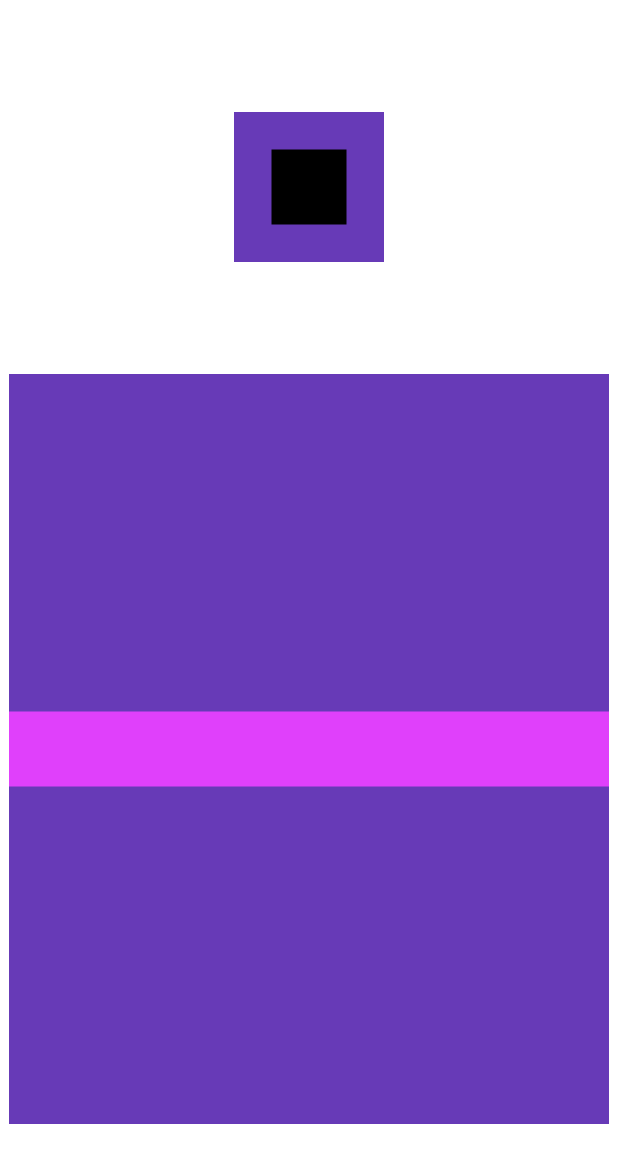
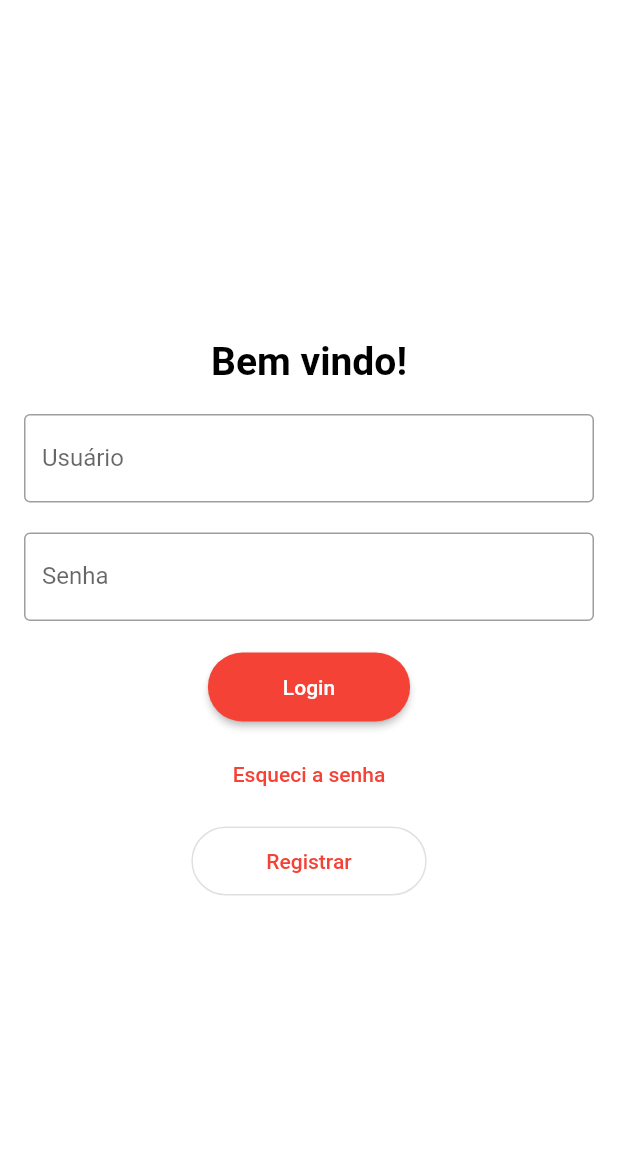
Before and after one commit to juliaelizaps/Food-Truck-manager, a Flutter app: the screen it shows after launch, on a phone screen of 412 x 824 dp. Shown: the top 1163 px of the screen. Run offline on Flutter 3.47's test engine with Material 2 defaults, Android fonts, the phone set to English and light mode, and no system bars.

Commit message:
Creating home and login page

```diff
--- /dev/null
+++ b/lib/loginpage.dart
@@ -0,0 +1,82 @@
+import 'package:flutter/material.dart';
+import 'package:projeto_1/homePage.dart';
+
+class LoginPage extends StatelessWidget {
+  const LoginPage({Key? key}) : super(key: key);
+
+  @override
+  Widget build(BuildContext context) {
+    return Scaffold(
+      backgroundColor: Colors.white,
+      body: Center(
+        child: Padding(
+          padding: const EdgeInsets.all(16.0),
+          child: Column(
+            mainAxisAlignment: MainAxisAlignment.center,
+            children: [
+              const Text(
+                'Bem vindo!',
+                style: TextStyle(
+                  fontSize: 26,
+                  fontWeight: FontWeight.bold,
+                  color: Colors.black,
+                ),
+              ),
+              const SizedBox(height: 20),
+              TextField(
+                decoration: InputDecoration(
+                  border: OutlineInputBorder(),
+                  labelText: 'Usuário',
+                ),
+              ),
+              const SizedBox(height: 20),
+              TextField(
+                obscureText: true,
+                decoration: InputDecoration(
+                  border: OutlineInputBorder(),
+                  labelText: 'Senha',
+                ),
+              ),
+              const SizedBox(height: 20),
+              ElevatedButton(
+                onPressed: () {
+                  Navigator.push(
+                    context,
+                    MaterialPageRoute(builder: (context) => const HomePage()),
+                  );
+                },
+                style: ElevatedButton.styleFrom(
+                  padding: const EdgeInsets.symmetric(horizontal: 50, vertical: 15),
+                  shape: RoundedRectangleBorder(
+                    borderRadius: BorderRadius.circular(30),
+                  ),
+                ),
+                child: const Text('Login'),
+              ),
+              const SizedBox(height: 10),
+              TextButton(
+                onPressed: () {
+                  // Ação do botão de esqueci a senha
+                },
+                child: const Text('Esqueci a senha'),
+              ),
+              const SizedBox(height: 10),
+              OutlinedButton(
+                onPressed: () {
+                  // Ação do botão de registrar
+                },
+                style: OutlinedButton.styleFrom(
+                  padding: const EdgeInsets.symmetric(horizontal: 50, vertical: 15),
+                  shape: RoundedRectangleBorder(
+                    borderRadius: BorderRadius.circular(30),
+                  ),
+                ),
+                child: const Text('Registrar'),
+              ),
+            ],
+          ),
+        ),
+      ),
+    );
+  }
+}
--- a/lib/main.dart
+++ b/lib/main.dart
@@ -1,4 +1,7 @@
 import 'package:flutter/material.dart';
+//import 'package:google_fonts/google_fonts.dart';
+import 'package:projeto_1/loginpage.dart';
+import 'package:projeto_1/homePage.dart';
 
 void main() {
   runApp(const MyApp());
@@ -7,50 +10,18 @@ void main() {
 class MyApp extends StatelessWidget {
   const MyApp({Key? key}) : super(key: key);
 
-
   @override
   Widget build(BuildContext context) {
     return MaterialApp(
-      title: 'Flutter Demo',
+      title: 'Login Page',
       theme: ThemeData(
-
-        primarySwatch: Colors.blue,
+        primarySwatch: Colors.red,
+        appBarTheme: const AppBarTheme(
+          color: Colors.red,
+        )
       ),
-      home: Container(
-        color: Colors.white,
-        child: Column(
-          mainAxisAlignment: MainAxisAlignment.spaceEvenly,
-          crossAxisAlignment: CrossAxisAlignment.center,
-          children: [
-            Stack(
-              alignment: AlignmentDirectional.center,
-              children: [
-                Container(color: Colors.deepPurple,width: 100,height: 100,),
-                Container(color: Colors.black, width: 50,height: 50,),
-              ],
-            ),
-            Stack(
-              alignment: AlignmentDirectional.center,
-              children: [
-                Container(color: Colors.deepPurple,width:400,height: 500,),
-                Container(color: Colors.purpleAccent, width: 400,height: 50,),
-              ],
-            )
-
-          ],
-        ),
-      )
-
-
-      /* Row(
-          mainAxisAlignment: MainAxisAlignment.end,
-          crossAxisAlignment: CrossAxisAlignment.end,
-          children: [
-            Container(color: Colors.deepPurple,width: 100,height: 100,),
-            Container(color: Colors.blue, width: 50,height: 50,),
-          ]
-      )
-       */
+      home: const LoginPage(),
+      //home: const HomePage(),
     );
   }
 }
--- a/pubspec.yaml
+++ b/pubspec.yaml
@@ -35,9 +35,11 @@ dependencies:
   # Use with the CupertinoIcons class for iOS style icons.
   cupertino_icons: ^1.0.2
 
+
 dev_dependencies:
   flutter_test:
     sdk: flutter
+
 
   # The "flutter_lints" package below contains a set of recommended lints to
   # encourage good coding practices. The lint set provided by the package is
```
Also changed, not shown: lib/homePage.dart (added, +92 -0 lines), assets/logo_GF.png (added).
